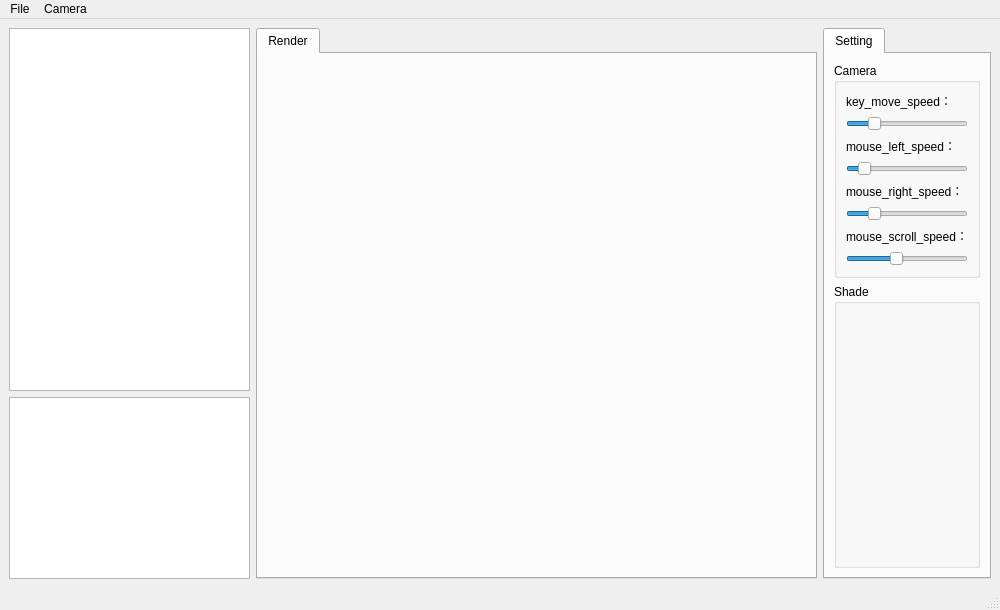
Qt form src/ui/MainWindow.ui (StrongerSuperman/pvd_custom) before a commit.
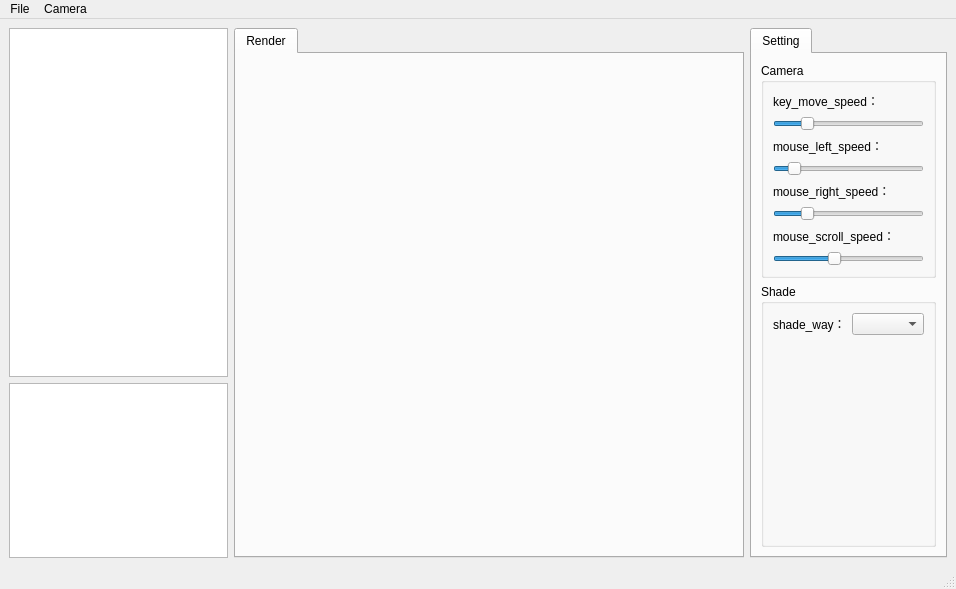
The same form after that commit. Custom widgets are drawn as their Qt base class.

Commit message: add feature(shade object by simulation filter data and query filter data)

The edit to the form file:
```diff
--- a/src/ui/MainWindow.ui
+++ b/src/ui/MainWindow.ui
@@ -6,8 +6,8 @@
    <rect>
     <x>0</x>
     <y>0</y>
-    <width>1000</width>
-    <height>610</height>
+    <width>956</width>
+    <height>589</height>
    </rect>
   </property>
   <property name="windowTitle">
@@ -216,6 +216,42 @@
              <property name="title">
               <string>Shade</string>
              </property>
+             <layout class="QVBoxLayout" name="verticalLayout_2">
+              <item>
+               <layout class="QHBoxLayout" name="horizontalLayout">
+                <item>
+                 <widget class="QLabel" name="shadeWayLabel">
+                  <property name="text">
+                   <string>shade_way：</string>
+                  </property>
+                 </widget>
+                </item>
+                <item>
+                 <widget class="QComboBox" name="shadeComboBox">
+                  <property name="sizePolicy">
+                   <sizepolicy hsizetype="Expanding" vsizetype="Fixed">
+                    <horstretch>0</horstretch>
+                    <verstretch>0</verstretch>
+                   </sizepolicy>
+                  </property>
+                 </widget>
+                </item>
+               </layout>
+              </item>
+              <item>
+               <spacer name="verticalSpacer">
+                <property name="orientation">
+                 <enum>Qt::Vertical</enum>
+                </property>
+                <property name="sizeHint" stdset="0">
+                 <size>
+                  <width>20</width>
+                  <height>184</height>
+                 </size>
+                </property>
+               </spacer>
+              </item>
+             </layout>
             </widget>
            </item>
           </layout>
@@ -232,7 +268,7 @@
     <rect>
      <x>0</x>
      <y>0</y>
-     <width>1000</width>
+     <width>956</width>
      <height>23</height>
     </rect>
    </property>
```
Left out of the diff: 24 changed lines with no effect on the pictures. The commit also changes 21 other files.
